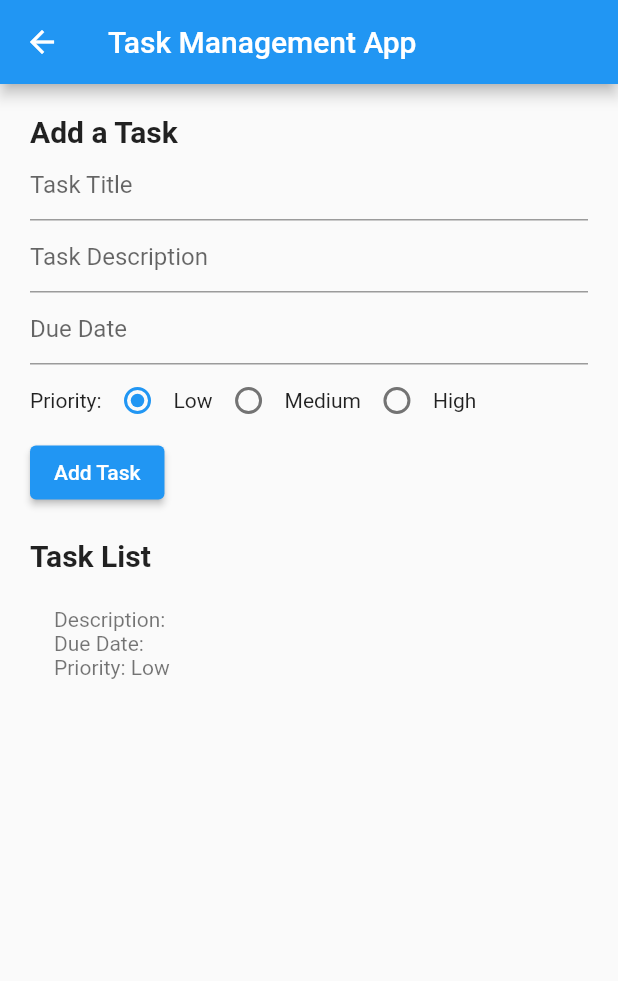
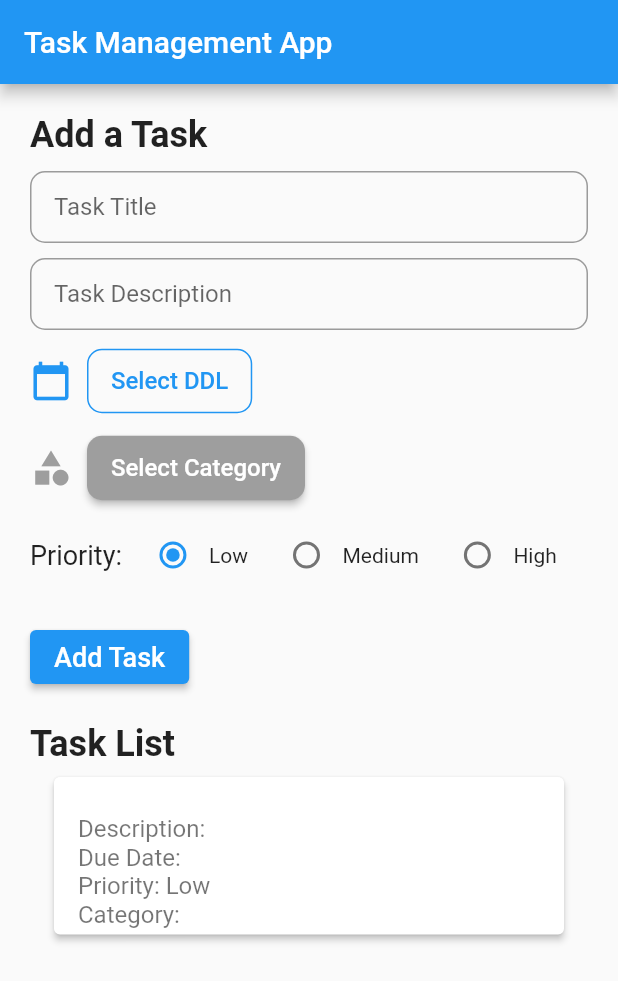
Before and after one commit to mudheerakariyawasam/to-do-app, a Flutter app: the TaskManagementApp screen opened directly, after a tap on "Add Task", on a phone screen of 412 x 824 dp. Shown: the top 981 px of the screen. Run offline on Flutter 3.47's test engine with Material 2 defaults, Android fonts, the phone set to English and light mode, and no system bars; our stand-ins replace animate_do, file_picker, fluttericon.

Commit message:
Add a task UI done

```diff
--- a/lib/pages/taskadd_page.dart
+++ b/lib/pages/taskadd_page.dart
@@ -1,17 +1,12 @@
 import 'package:flutter/material.dart';
 
-// void main() {
-//   runApp(MyApp());
-// }
+void main() {
+  runApp(MaterialApp(
+    home: TaskManagementApp(),
+  ));
+}
 
-// class MyApp extends StatelessWidget {
-//   @override
-//   Widget build(BuildContext context) {
-//     return MaterialApp(
-//       home: TaskManagementApp(),
-//     );
-//   }
-// }
+enum TaskCategory { Personal, Academic, Work, Other }
 
 class TaskManagementApp extends StatefulWidget {
   @override
@@ -23,8 +18,9 @@ class _TaskManagementAppState extends State<TaskManagementApp> {
 
   TextEditingController titleController = TextEditingController();
   TextEditingController descriptionController = TextEditingController();
-  TextEditingController dueDateController = TextEditingController();
+  DateTime? selectedDate;
   int selectedPriority = 0; // Default priority is Low
+  TaskCategory? selectedCategory;
 
   @override
   Widget build(BuildContext context) {
@@ -39,84 +35,253 @@ class _TaskManagementAppState extends State<TaskManagementApp> {
           children: <Widget>[
             Text(
               'Add a Task',
-              style: TextStyle(fontSize: 20, fontWeight: FontWeight.bold),
+              style: TextStyle(fontSize: 24, fontWeight: FontWeight.bold),
             ),
-            TextField(
-              controller: titleController,
-              decoration: InputDecoration(
-                hintText: 'Task Title',
-              ),
-            ),
-            TextField(
-              controller: descriptionController,
-              decoration: InputDecoration(
-                hintText: 'Task Description',
-              ),
-            ),
-            TextField(
-              controller: dueDateController,
-              decoration: InputDecoration(
-                hintText: 'Due Date',
-              ),
-            ),
-            Row(
-              children: <Widget>[
-                Text('Priority:'),
-                Radio(
-                  value: 0,
-                  groupValue: selectedPriority,
-                  onChanged: (value) {
-                    setState(() {
-                      selectedPriority = value as int;
-                    });
-                  },
-                ),
-                Text('Low'),
-                Radio(
-                  value: 1,
-                  groupValue: selectedPriority,
-                  onChanged: (value) {
-                    setState(() {
-                      selectedPriority = value as int;
-                    });
-                  },
-                ),
-                Text('Medium'),
-                Radio(
-                  value: 2,
-                  groupValue: selectedPriority,
-                  onChanged: (value) {
-                    setState(() {
-                      selectedPriority = value as int;
-                    });
-                  },
-                ),
-                Text('High'),
-              ],
-            ),
+            SizedBox(height: 10),
+            _buildTextField(titleController, 'Task Title'),
+            SizedBox(height: 10),
+            _buildTextField(descriptionController, 'Task Description'),
+            SizedBox(height: 10),
+            _buildDateSelector(context),
+            SizedBox(height: 10),
+            _buildCategorySelector(context),
+            SizedBox(height: 10),
+            _buildPrioritySelection(),
+            SizedBox(height: 20),
             ElevatedButton(
               onPressed: () {
                 addTask();
               },
-              child: Text('Add Task'),
+              child: Text(
+                'Add Task',
+                style: TextStyle(fontSize: 18),
+              ),
             ),
             SizedBox(height: 20),
             Text(
               'Task List',
-              style: TextStyle(fontSize: 20, fontWeight: FontWeight.bold),
+              style: TextStyle(fontSize: 24, fontWeight: FontWeight.bold),
             ),
             Expanded(
               child: ListView.builder(
                 itemCount: tasks.length,
                 itemBuilder: (context, index) {
-                  return ListTile(
-                    title: Text(tasks[index].title),
-                    subtitle: Text(
-                      'Description: ${tasks[index].description}\nDue Date: ${tasks[index].dueDate}\nPriority: ${getPriorityText(tasks[index].priority)}',
-                    ),
-                  );
+                  return _buildTaskCard(tasks[index]);
                 },
               ),
+            ),
+          ],
+        ),
+      ),
+    );
+  }
+
+  Widget _buildTextField(TextEditingController controller, String hintText) {
+    return TextField(
+      controller: controller,
+      style: TextStyle(fontSize: 16),
+      decoration: InputDecoration(
+        hintText: hintText,
+        contentPadding: EdgeInsets.symmetric(horizontal: 16, vertical: 14),
+        border: OutlineInputBorder(
+          borderRadius: BorderRadius.circular(10),
+        ),
+      ),
+    );
+  }
+
+  Widget _buildDateSelector(BuildContext context) {
+    return Row(
+      children: <Widget>[
+        Icon(Icons.calendar_today, size: 28, color: Colors.blue), // Date icon
+        SizedBox(width: 10),
+        OutlinedButton(
+          onPressed: () {
+            _selectDueDate(context);
+          },
+          child: Text(
+            selectedDate != null
+                ? '${selectedDate!.day}/${selectedDate!.month}/${selectedDate!.year}'
+                : 'Select DDL',
+            style: TextStyle(fontSize: 16, color: Colors.blue),
+          ),
+          style: OutlinedButton.styleFrom(
+            padding: EdgeInsets.symmetric(vertical: 12, horizontal: 16),
+            side: BorderSide(color: Colors.blue),
+            shape: RoundedRectangleBorder(
+              borderRadius: BorderRadius.circular(10),
+            ),
+          ),
+        ),
+      ],
+    );
+  }
+
+  Future<void> _selectDueDate(BuildContext context) async {
+    DateTime? pickedDate = await showDatePicker(
+      context: context,
+      initialDate: DateTime.now(),
+      firstDate: DateTime.now(),
+      lastDate: DateTime(2101),
+    );
+
+    if (pickedDate != null && pickedDate != selectedDate) {
+      setState(() {
+        selectedDate = pickedDate;
+      });
+    }
+  }
+
+  Widget _buildCategorySelector(BuildContext context) {
+    Color categoryColor = selectedCategory != null
+        ? getCategoryColor(selectedCategory!)
+        : Colors.grey;
+    String categoryName = selectedCategory != null
+        ? selectedCategory.toString().split('.').last
+        : 'Select Category';
+    return Row(
+      children: <Widget>[
+        Icon(Icons.category, size: 28, color: categoryColor), // Category icon
+        SizedBox(width: 10),
+        ElevatedButton(
+          onPressed: () {
+            _showCategoryDialog(context);
+          },
+          style: ElevatedButton.styleFrom(
+            primary: categoryColor,
+            padding: EdgeInsets.symmetric(vertical: 12, horizontal: 16),
+            shape: RoundedRectangleBorder(
+              borderRadius: BorderRadius.circular(10),
+            ),
+          ),
+          child: Text(
+            categoryName,
+            style: TextStyle(fontSize: 16),
+          ),
+        ),
+      ],
+    );
+  }
+
+  Color getCategoryColor(TaskCategory category) {
+    switch (category) {
+      case TaskCategory.Personal:
+        return Colors.green;
+      case TaskCategory.Academic:
+        return Color.fromARGB(255, 16, 177, 210);
+      case TaskCategory.Work:
+        return Colors.orange;
+      case TaskCategory.Other:
+        return Colors.purple;
+    }
+  }
+
+  void _showCategoryDialog(BuildContext context) {
+    showDialog(
+      context: context,
+      builder: (BuildContext context) {
+        return AlertDialog(
+          title: Text(
+            'Select a Category',
+            style: TextStyle(
+              fontSize: 18, // Adjust the font size
+              fontWeight: FontWeight.bold, // Add bold style
+              color: Colors.blue, // Change the text color
+            ),
+          ),
+          contentPadding:
+              EdgeInsets.all(10), // Reduce padding inside the AlertDialog
+          content: Column(
+            children: <Widget>[
+              _buildCategoryItem(TaskCategory.Personal,
+                  Colors.green), // Assign color to categories
+              _buildCategoryItem(TaskCategory.Academic, Colors.blue),
+              _buildCategoryItem(TaskCategory.Work, Colors.orange),
+              _buildCategoryItem(TaskCategory.Other, Colors.purple),
+            ],
+          ),
+          backgroundColor: Colors.white, // Change the background color
+          shape: RoundedRectangleBorder(
+            borderRadius: BorderRadius.circular(10.0), // Add rounded corners
+          ),
+        );
+      },
+    );
+  }
+
+  Widget _buildCategoryItem(TaskCategory category, Color color) {
+    return ListTile(
+      title: Text(
+        category.toString().split('.').last,
+        style:
+            TextStyle(color: color), // Set text color based on category color
+      ),
+      onTap: () {
+        setState(() {
+          selectedCategory = category;
+        });
+        Navigator.of(context).pop();
+      },
+    );
+  }
+
+  Widget _buildPrioritySelection() {
+    return Row(
+      children: <Widget>[
+        Text('Priority:', style: TextStyle(fontSize: 18)),
+        SizedBox(width: 10),
+        _buildPriorityRadioButton(0, 'Low'),
+        _buildPriorityRadioButton(1, 'Medium'),
+        _buildPriorityRadioButton(2, 'High'),
+      ],
+    );
+  }
+
+  Widget _buildPriorityRadioButton(int value, String label) {
+    return Row(
+      children: <Widget>[
+        Radio(
+          value: value,
+          groupValue: selectedPriority,
+          onChanged: (newValue) {
+            setState(() {
+              selectedPriority = newValue as int;
+            });
+          },
+        ),
+        Text(label, style: TextStyle(fontSize: 14)),
+        SizedBox(width: 15),
+      ],
+    );
+  }
+
+  Widget _buildTaskCard(Task task) {
+    return Card(
+      elevation: 2,
+      margin: EdgeInsets.symmetric(vertical: 8, horizontal: 16),
+      child: ListTile(
+        title: Text(
+          task.title,
+          style: TextStyle(fontSize: 18, fontWeight: FontWeight.bold),
+        ),
+        subtitle: Column(
+          crossAxisAlignment: CrossAxisAlignment.start,
+          children: <Widget>[
+            Text(
+              'Description: ${task.description}',
+              style: TextStyle(fontSize: 16),
+            ),
+            Text(
+              'Due Date: ${task.dueDate}',
+              style: TextStyle(fontSize: 16),
+            ),
+            Text(
+              'Priority: ${getPriorityText(task.priority)}',
+              style: TextStyle(fontSize: 16),
+            ),
+            Text(
+              'Category: ${task.category}',
+              style: TextStyle(fontSize: 16),
             ),
           ],
         ),
@@ -140,20 +305,27 @@ class _TaskManagementAppState extends State<TaskManagementApp> {
   void addTask() {
     String title = titleController.text;
     String description = descriptionController.text;
-    String dueDate = dueDateController.text;
+    String dueDate = selectedDate != null
+        ? '${selectedDate!.day}/${selectedDate!.month}/${selectedDate!.year}'
+        : '';
     int priority = selectedPriority;
+    String category = selectedCategory != null
+        ? selectedCategory.toString().split('.').last
+        : '';
     Task newTask = Task(
       title: title,
       description: description,
       dueDate: dueDate,
       priority: priority,
+      category: category,
     );
     setState(() {
       tasks.add(newTask);
       titleController.clear();
       descriptionController.clear();
-      dueDateController.clear();
+      selectedDate = null;
       selectedPriority = 0; // Reset priority to Low
+      selectedCategory = null; // Reset category selection
     });
   }
 }
@@ -163,11 +335,13 @@ class Task {
   final String description;
   final String dueDate;
   final int priority;
+  final String category;
 
   Task({
     required this.title,
     required this.description,
     required this.dueDate,
     required this.priority,
+    required this.category,
   });
 }
```
Also changed, not shown: lib/Constants/color.dart (added, +14 -0 lines), lib/main.dart (+2 -5 lines), lib/models/note.dart (added, +78 -0 lines), lib/pages/edit.dart (added, +95 -0 lines).
